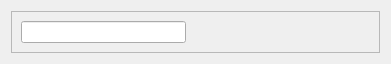
The window that src/editor/notifications/block/BlockNotification.ui (ylliac/qcircuit) describes before a commit, drawn with Qt 5.
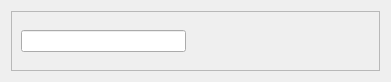
The same window after the commit. Icons and pictures are not drawn.

Patch:
```diff
--- a/src/editor/notifications/block/BlockNotification.ui
+++ b/src/editor/notifications/block/BlockNotification.ui
@@ -7,7 +7,7 @@
     <x>0</x>
     <y>0</y>
     <width>391</width>
-    <height>62</height>
+    <height>82</height>
    </rect>
   </property>
   <property name="windowTitle">
```
